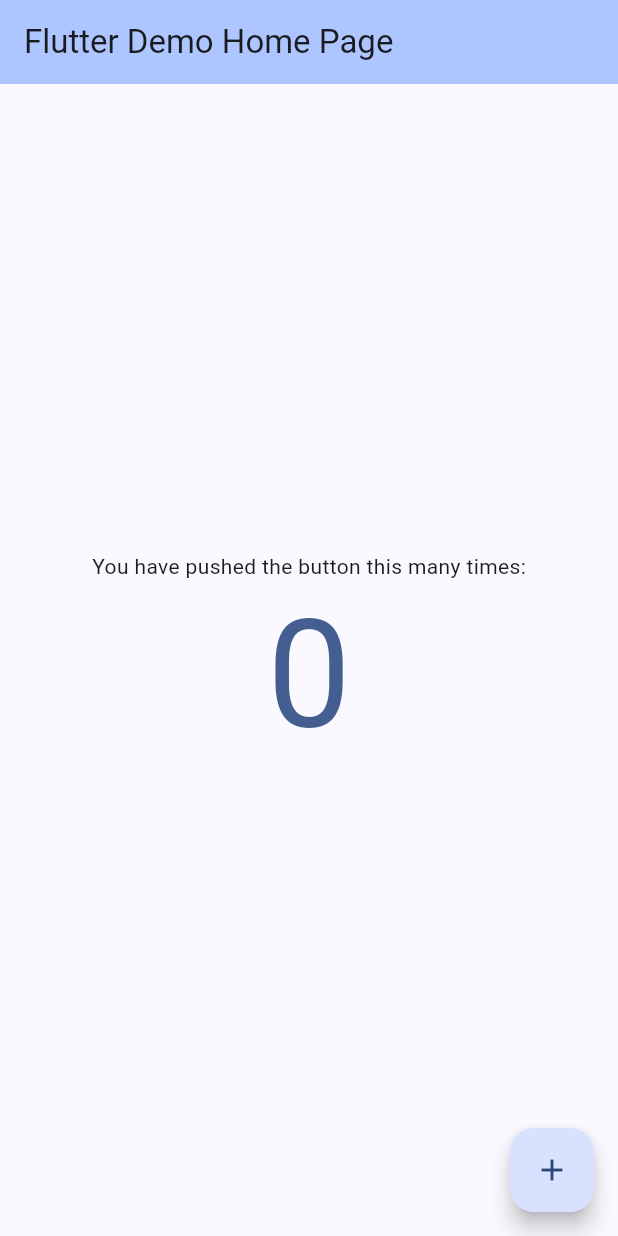
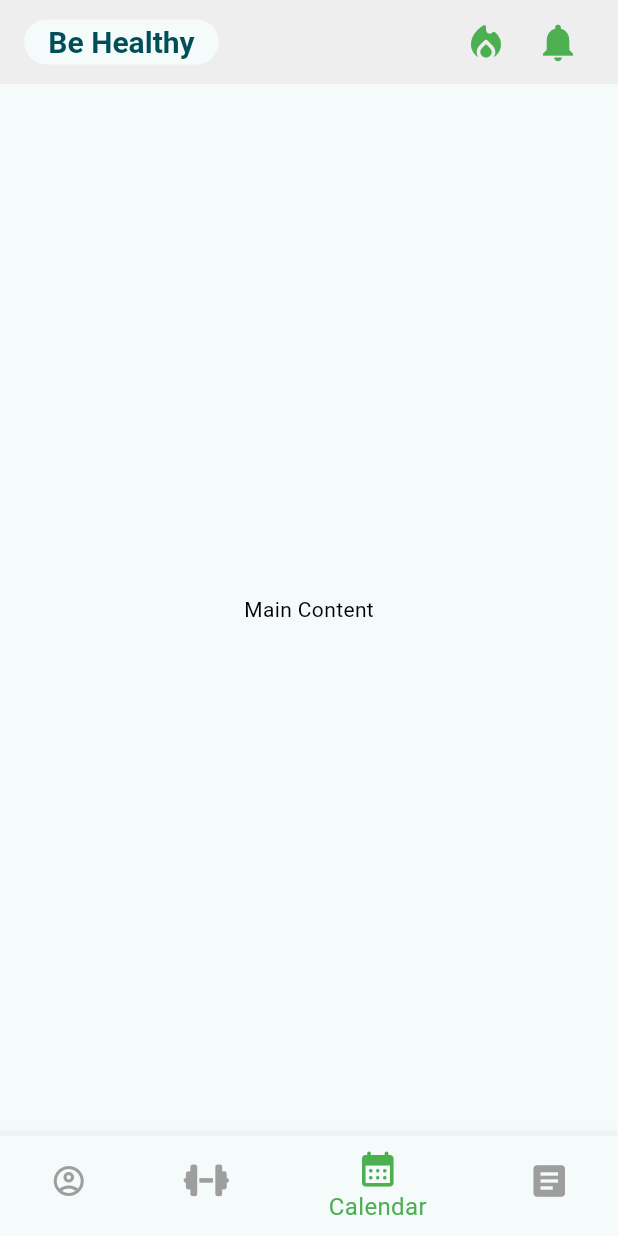
Before and after one commit to AnastasiiaRudch/behealthyproject, a Flutter app: the screen it shows after launch, on a phone screen of 412 x 824 dp. Run offline on Flutter 3.47's test engine with Material 3 defaults, Android fonts, the phone set to English and light mode, and no system bars; our stand-ins replace font_awesome_flutter.

Commit message:
Lesson 9 HW: AppBar, bottomNavigationBar, Themes

```diff
--- /dev/null
+++ b/lib/home_screen.dart
@@ -0,0 +1,96 @@
+import 'package:flutter/material.dart';
+import 'package:font_awesome_flutter/font_awesome_flutter.dart';
+
+class HomeScreen extends StatefulWidget {
+  const HomeScreen({super.key});
+
+  @override
+  _HomeScreenState createState() => _HomeScreenState();
+
+}
+
+class _HomeScreenState extends State<HomeScreen> {
+  int _currentIndex = 2;
+
+  @override
+  Widget build(BuildContext context) {
+    return Scaffold(
+      appBar: AppBar(
+        title: Row(
+          children: [
+            Container(
+              width: 130,
+              height: 30,
+              padding: const EdgeInsets.symmetric(horizontal: 10),
+              decoration: BoxDecoration(
+                // color: Colors.grey,
+                color: Theme.of(context).colorScheme.background,
+                borderRadius: BorderRadius.circular(20),
+              ),
+              child: Center(
+                child: Text(
+                  'Be Healthy',
+                  style: TextStyle(
+                    // color: Colors.white,
+                    color: Theme.of(context).colorScheme.onPrimaryContainer,
+                    fontSize: 20,
+                    fontWeight: FontWeight.bold,
+                  ),
+                ),
+              ),
+            ),
+            const Spacer(), // Adding space between logo and icons
+            IconButton(
+              iconSize: 30,
+              icon: Icon(Icons.local_fire_department_rounded, color: Theme.of(context).iconTheme.color),
+              onPressed: () {
+                // Action
+              },
+            ),
+            IconButton(
+              iconSize: 30,
+              icon: Icon(Icons.notifications, color: Theme.of(context).iconTheme.color),
+              onPressed: () {
+                // Action
+              },
+            ),
+          ],
+        ),
+      ),
+      body: const Center(
+        child: Text('Main Content'),
+      ),
+      bottomNavigationBar: BottomNavigationBar(
+        currentIndex: _currentIndex, // Active button
+        onTap: (index) {
+          setState(() {
+            _currentIndex = index;
+          });
+        },
+        backgroundColor: Theme.of(context).bottomNavigationBarTheme.backgroundColor,
+        selectedItemColor: Theme.of(context).bottomNavigationBarTheme.selectedItemColor,
+        unselectedItemColor: Theme.of(context).bottomNavigationBarTheme.unselectedItemColor,
+        selectedFontSize: 16,
+        unselectedFontSize: 14,
+        items: const [
+          BottomNavigationBarItem(
+            icon: Icon(Icons.account_circle_outlined),
+            label: 'Account',
+          ),
+          BottomNavigationBarItem(
+            icon: FaIcon(FontAwesomeIcons.dumbbell),
+            label: 'Workouts',
+          ),
+          BottomNavigationBarItem(
+            icon: Icon(Icons.calendar_month_rounded, size: 28,),
+            label: 'Calendar',
+          ),
+          BottomNavigationBarItem(
+            icon: Icon(Icons.article, size: 28,),
+            label: 'History',
+          ),
+        ],
+      ),
+    );
+  }
+}
--- a/lib/main.dart
+++ b/lib/main.dart
@@ -1,4 +1,7 @@
+import 'package:behealthyproject/theme.dart';
 import 'package:flutter/material.dart';
+
+import 'home_screen.dart';
 
 void main() {
   runApp(const MyApp());
@@ -10,52 +13,18 @@
   // This widget is the root of your application.
   @override
   Widget build(BuildContext context) {
-    return SizeContainer(
-      child: MaterialApp(
-        title: 'Flutter Demo',
-        theme: ThemeData(
-          // This is the theme of your application.
-          //
-          // TRY THIS: Try running your application with "flutter run". You'll see
-          // the application has a purple toolbar. Then, without quitting the app,
-          // try changing the seedColor in the colorScheme below to Colors.green
-          // and then invoke "hot reload" (save your changes or press the "hot
-          // reload" button in a Flutter-supported IDE, or press "r" if you used
-          // the command line to start the app).
-          //
-          // Notice that the counter didn't reset back to zero; the application
-          // state is not lost during the reload. To reset the state, use hot
-          // restart instead.
-          //
-          // This works for code too, not just values: Most code changes can be
-          // tested with just a hot reload.
-          colorScheme: ColorScheme.fromSeed(seedColor: Colors.pinkAccent),
-          useMaterial3: true,
-        ),
-        darkTheme: ThemeData(
-          colorScheme: ColorScheme.fromSeed(seedColor: Colors.blueAccent),
-          useMaterial3: true,
-        ),
-        themeMode: ThemeMode.dark,
-        //etim mu ngovorim ispolzovat ne theme(pinkAccent), a darkTheme(blueAccent)
-        home: const MyHomePage(title: 'Flutter Demo Home Page'),
-      ),
+    return MaterialApp(
+      title: 'Be Healthy App',
+      theme: lightTheme,
+      darkTheme: darkTheme,
+      themeMode: ThemeMode.light, //system - tema yak v telephoni
+      home: const HomeScreen(),
     );
   }
 }
 
 class MyHomePage extends StatefulWidget {
   const MyHomePage({super.key, required this.title});
-
-  // This widget is the home page of your application. It is stateful, meaning
-  // that it has a State object (defined below) that contains fields that affect
-  // how it looks.
-
-  // This class is the configuration for the state. It holds the values (in this
-  // case the title) provided by the parent (in this case the App widget) and
-  // used by the build method of the State. Fields in a Widget subclass are
-  // always marked "final".
-
   final String title;
 
   @override
@@ -76,51 +45,20 @@
   void _incrementCounter() {
     SizeContainer.of(context)!.updateSize(true);
     setState(() {
-      // This call to setState tells the Flutter framework that something has
-      // changed in this State, which causes it to rerun the build method below
-      // so that the display can reflect the updated values. If we changed
-      // _counter without calling setState(), then the build method would not be
-      // called again, and so nothing would appear to happen.
       _counter++;
     });
   }
 
   @override
   Widget build(BuildContext context) {
-    // This method is rerun every time setState is called, for instance as done
-    // by the _incrementCounter method above.
-    //
-    // The Flutter framework has been optimized to make rerunning build methods
-    // fast, so that you can just rebuild anything that needs updating rather
-    // than having to individually change instances of widgets.
     final theme = Theme.of(context); //dostup do colory temu
     return Scaffold(
       appBar: AppBar(
-        // TRY THIS: Try changing the color here to a specific color (to
-        // Colors.amber, perhaps?) and trigger a hot reload to see the AppBar
-        // change color while the other colors stay the same.
         backgroundColor: Theme.of(context).colorScheme.inversePrimary,
-        // Here we take the value from the MyHomePage object that was created by
-        // the App.build method, and use it to set our appbar title.
         title: Text(widget.title),
       ),
       body: Center(
-        // Center is a layout widget. It takes a single child and positions it
-        // in the middle of the parent.
         child: Column(
-          // Column is also a layout widget. It takes a list of children and
-          // arranges them vertically. By default, it sizes itself to fit its
-          // children horizontally, and tries to be as tall as its parent.
-          //
-          // Column has various properties to control how it sizes itself and
-          // how it positions its children. Here we use mainAxisAlignment to
-          // center the children vertically; the main axis here is the vertical
-          // axis because Columns are vertical (the cross axis would be
-          // horizontal).
-          //
-          // TRY THIS: Invoke "debug painting" (choose the "Toggle Debug Paint"
-          // action in the IDE, or press "p" in the console), to see the
-          // wireframe for each widget.
           mainAxisAlignment: MainAxisAlignment.center,
           children: <Widget>[
             const Text(
--- /dev/null
+++ b/lib/theme.dart
@@ -0,0 +1,43 @@
+import 'package:flutter/material.dart';
+
+final lightTheme = ThemeData(
+  colorScheme: ColorScheme.fromSeed(seedColor: Colors.grey),
+  useMaterial3: true,
+  iconTheme: const IconThemeData(color: Colors.green),
+  textTheme: const TextTheme(
+    bodyText1: TextStyle(color: Colors.black),
+    bodyText2: TextStyle(color: Colors.black),
+  ),
+  appBarTheme: AppBarTheme(
+    backgroundColor: Colors.grey.shade200,
+    iconTheme: const IconThemeData(color: Colors.white70),
+  ),
+  bottomNavigationBarTheme: BottomNavigationBarThemeData(
+    backgroundColor: Colors.grey[400],
+    selectedItemColor: Colors.green,
+    unselectedItemColor: Colors.grey,
+    selectedLabelStyle: const TextStyle(fontSize: 16),
+    unselectedLabelStyle: const TextStyle(fontSize: 14),
+  ),
+);
+
+final darkTheme = ThemeData(
+  colorScheme: ColorScheme.fromSeed(seedColor: Colors.pinkAccent),
+  useMaterial3: true,
+  iconTheme: const IconThemeData(color: Colors.green),
+  textTheme: const TextTheme(
+    bodyText1: TextStyle(color: Colors.black),
+    bodyText2: TextStyle(color: Colors.black),
+  ),
+  appBarTheme: AppBarTheme(
+    backgroundColor: Colors.pink.shade100,
+    iconTheme: const IconThemeData(color: Colors.white),
+  ),
+  bottomNavigationBarTheme: BottomNavigationBarThemeData(
+    backgroundColor: const ColorScheme.dark().surface,
+    selectedItemColor: const ColorScheme.dark().primary,
+    unselectedItemColor: Colors.grey,
+    selectedLabelStyle: const TextStyle(fontSize: 16),
+    unselectedLabelStyle: const TextStyle(fontSize: 14),
+  ),
+);
--- a/pubspec.yaml
+++ b/pubspec.yaml
@@ -30,6 +30,7 @@
 dependencies:
   flutter:
     sdk: flutter
+  font_awesome_flutter: ^10.1.0
 
 
   # The following adds the Cupertino Icons font to your application.
@@ -56,6 +57,7 @@
     - assets/images/scheme1.png
     - assets/images/scheme2.png
     - assets/images/scheme3.png
+    - assets/images/home_screen.png
   # The following line ensures that the Material Icons font is
   # included with your application, so that you can use the icons in
   # the material Icons class.
```
Also changed, not shown: assets/images/home_screen.png (added), pubspec.lock, 1 other file.
